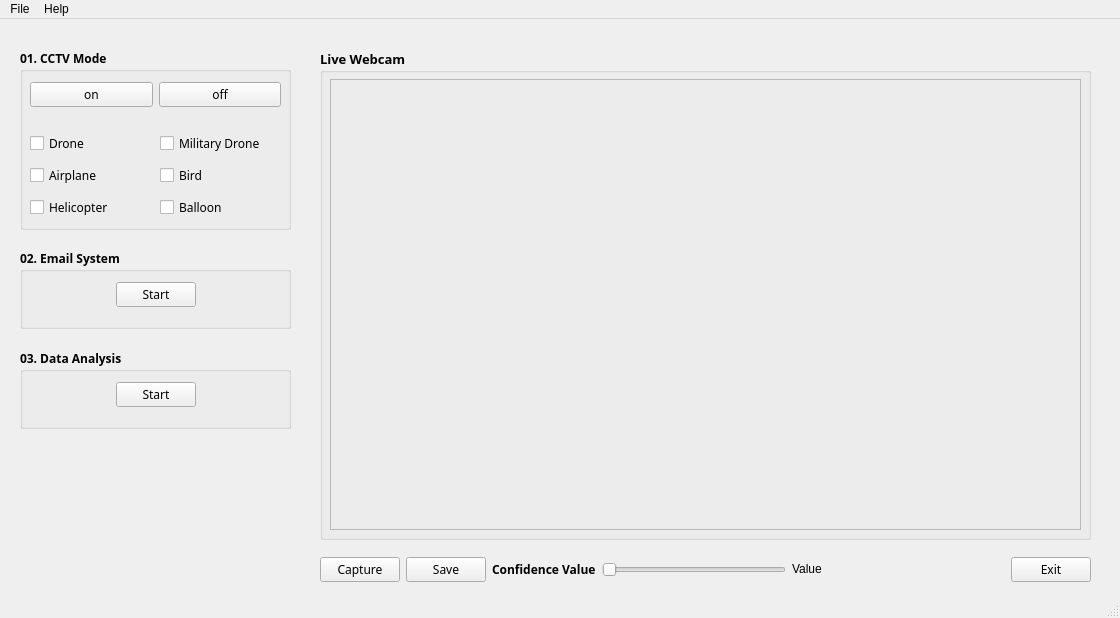
Above: 04. GUI/ex01.ui from yeoiksu/MS-AI-PROJECT before the change. Below: the same form after it.
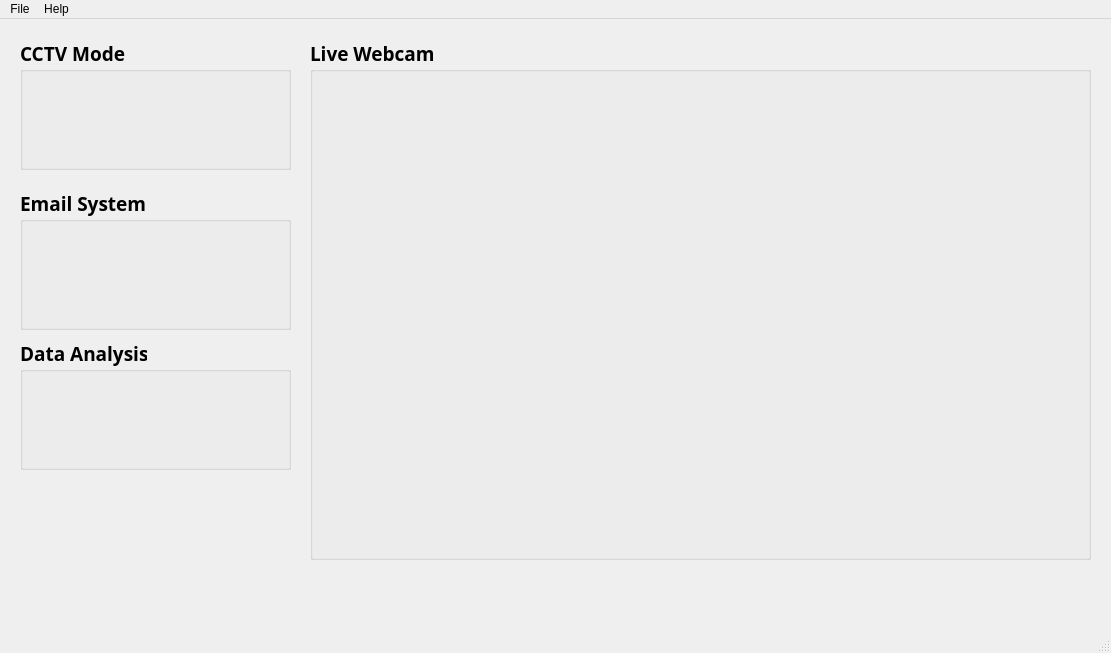
That is the form after the change. Icons and pictures are not drawn.

Commit message: 2023.03.13 - UI 변경

```diff
--- a/04. GUI/ex01.ui
+++ b/04. GUI/ex01.ui
@@ -6,8 +6,8 @@
    <rect>
     <x>0</x>
     <y>0</y>
-    <width>1120</width>
-    <height>618</height>
+    <width>1111</width>
+    <height>653</height>
    </rect>
   </property>
   <property name="windowTitle">
@@ -15,36 +15,220 @@
   </property>
   <widget class="QWidget" name="centralwidget">
    <widget class="QGroupBox" name="box_cctv">
+    <property name="enabled">
+     <bool>true</bool>
+    </property>
     <property name="geometry">
      <rect>
       <x>20</x>
-      <y>30</y>
+      <y>20</y>
       <width>271</width>
-      <height>181</height>
+      <height>131</height>
      </rect>
     </property>
+    <property name="palette">
+     <palette>
+      <active>
+       <colorrole role="Button">
+        <brush brushstyle="SolidPattern">
+         <color alpha="255">
+          <red>244</red>
+          <green>177</green>
+          <blue>131</blue>
+         </color>
+        </brush>
+       </colorrole>
+       <colorrole role="Midlight">
+        <brush brushstyle="SolidPattern">
+         <color alpha="255">
+          <red>244</red>
+          <green>177</green>
+          <blue>131</blue>
+         </color>
+        </brush>
+       </colorrole>
+       <colorrole role="Base">
+        <brush brushstyle="SolidPattern">
+         <color alpha="255">
+          <red>255</red>
+          <green>255</green>
+          <blue>255</blue>
+         </color>
+        </brush>
+       </colorrole>
+       <colorrole role="Window">
+        <brush brushstyle="SolidPattern">
+         <color alpha="255">
+          <red>244</red>
+          <green>177</green>
+          <blue>131</blue>
+         </color>
+        </brush>
+       </colorrole>
+      </active>
+      <inactive>
+       <colorrole role="Button">
+        <brush brushstyle="SolidPattern">
+         <color alpha="255">
+          <red>244</red>
+          <green>177</green>
+          <blue>131</blue>
+         </color>
+        </brush>
+       </colorrole>
+       <colorrole role="Midlight">
+        <brush brushstyle="SolidPattern">
+         <color alpha="255">
+          <red>244</red>
+          <green>177</green>
+          <blue>131</blue>
+         </color>
+        </brush>
+       </colorrole>
+       <colorrole role="Base">
+        <brush brushstyle="SolidPattern">
+         <color alpha="255">
+          <red>255</red>
+          <green>255</green>
+          <blue>255</blue>
+         </color>
+        </brush>
+       </colorrole>
+       <colorrole role="Window">
+        <brush brushstyle="SolidPattern">
+         <color alpha="255">
+          <red>244</red>
+          <green>177</green>
+          <blue>131</blue>
+         </color>
+        </brush>
+       </colorrole>
+      </inactive>
+      <disabled>
+       <colorrole role="Button">
+        <brush brushstyle="SolidPattern">
+         <color alpha="255">
+          <red>244</red>
+          <green>177</green>
+          <blue>131</blue>
+         </color>
+        </brush>
+       </colorrole>
+       <colorrole role="Midlight">
+        <brush brushstyle="SolidPattern">
+         <color alpha="255">
+          <red>244</red>
+          <green>177</green>
+          <blue>131</blue>
+         </color>
+        </brush>
+       </colorrole>
+       <colorrole role="Base">
+        <brush brushstyle="SolidPattern">
+         <color alpha="255">
+          <red>244</red>
+          <green>177</green>
+          <blue>131</blue>
+         </color>
+        </brush>
+       </colorrole>
+       <colorrole role="Window">
+        <brush brushstyle="SolidPattern">
+         <color alpha="255">
+          <red>244</red>
+          <green>177</green>
+          <blue>131</blue>
+         </color>
+        </brush>
+       </colorrole>
+      </disabled>
+     </palette>
+    </property>
     <property name="font">
      <font>
-      <family>Yu Gothic UI Semibold</family>
+      <family>한국기계연구원_Bold</family>
+      <pointsize>14</pointsize>
       <weight>75</weight>
       <bold>true</bold>
      </font>
     </property>
     <property name="title">
-     <string>01. CCTV Mode</string>
+     <string>CCTV Mode</string>
+    </property>
+    <property name="flat">
+     <bool>false</bool>
+    </property>
+    <property name="checkable">
+     <bool>false</bool>
     </property>
     <widget class="QWidget" name="horizontalLayoutWidget">
      <property name="geometry">
       <rect>
        <x>10</x>
-       <y>20</y>
+       <y>39</y>
        <width>251</width>
-       <height>51</height>
+       <height>81</height>
       </rect>
      </property>
      <layout class="QHBoxLayout" name="horizontalLayout_cctv">
+      <property name="spacing">
+       <number>0</number>
+      </property>
+      <property name="sizeConstraint">
+       <enum>QLayout::SetNoConstraint</enum>
+      </property>
+      <item>
+       <spacer name="horizontalSpacer_4">
+        <property name="orientation">
+         <enum>Qt::Horizontal</enum>
+        </property>
+        <property name="sizeHint" stdset="0">
+         <size>
+          <width>40</width>
+          <height>20</height>
+         </size>
+        </property>
+       </spacer>
+      </item>
       <item>
        <widget class="QPushButton" name="pushButton_cctv_on">
+        <property name="palette">
+         <palette>
+          <active>
+           <colorrole role="Button">
+            <brush brushstyle="SolidPattern">
+             <color alpha="255">
+              <red>255</red>
+              <green>255</green>
+              <blue>255</blue>
+             </color>
+            </brush>
+           </colorrole>
+          </active>
+          <inactive>
+           <colorrole role="Button">
+            <brush brushstyle="SolidPattern">
+             <color alpha="255">
+              <red>255</red>
+              <green>255</green>
+              <blue>255</blue>
+             </color>
+            </brush>
+           </colorrole>
+          </inactive>
+          <disabled>
+           <colorrole role="Button">
+            <brush brushstyle="SolidPattern">
+             <color alpha="255">
+              <red>255</red>
+              <green>255</green>
+              <blue>255</blue>
+             </color>
+            </brush>
+           </colorrole>
+          </disabled>
+         </palette>
+        </property>
         <property name="font">
          <font>
           <family>Yu Gothic UI Semilight</family>
@@ -57,7 +241,20 @@
          <bool>false</bool>
         </property>
         <property name="text">
-         <string>on</string>
+         <string/>
+        </property>
+        <property name="icon">
+         <iconset>
+          <normaloff>pics/on.png</normaloff>pics/on.png</iconset>
+        </property>
+        <property name="iconSize">
+         <size>
+          <width>70</width>
+          <height>70</height>
+         </size>
+        </property>
+        <property name="autoRepeatDelay">
+         <number>300</number>
         </property>
         <property name="autoDefault">
          <bool>false</bool>
@@ -65,10 +262,63 @@
         <property name="default">
          <bool>false</bool>
         </property>
+        <property name="flat">
+         <bool>true</bool>
+        </property>
        </widget>
       </item>
+      <item>
+       <spacer name="horizontalSpacer_3">
+        <property name="orientation">
+         <enum>Qt::Horizontal</enum>
+        </property>
+        <property name="sizeHint" stdset="0">
+         <size>
+          <width>40</width>
+          <height>20</height>
+         </size>
+        </property>
+       </spacer>
+      </item>
       <item>
        <widget class="QPushButton" name="pushButton_cctv_off">
+        <property name="palette">
+         <palette>
+          <active>
+           <colorrole role="Button">
+            <brush brushstyle="SolidPattern">
+             <color alpha="255">
+              <red>255</red>
+              <green>255</green>
+              <blue>255</blue>
+             </color>
+            </brush>
+           </colorrole>
+          </active>
+          <inactive>
+           <colorrole role="Button">
+            <brush brushstyle="SolidPattern">
+             <color alpha="255">
+              <red>255</red>
+              <green>255</green>
+              <blue>255</blue>
+             </color>
+            </brush>
+           </colorrole>
+          </inactive>
+          <disabled>
+           <colorrole role="Button">
+            <brush brushstyle="SolidPattern">
+             <color alpha="255">
+              <red>255</red>
+              <green>255</green>
+              <blue>255</blue>
+             </color>
+            </brush>
+           </colorrole>
+          </disabled>
+         </palette>
+        </property>
         <property name="font">
          <font>
           <family>Yu Gothic UI Semilight</family>
@@ -78,117 +328,35 @@
          </font>
         </property>
         <property name="text">
-         <string>off</string>
+         <string/>
         </property>
-       </widget>
-      </item>
-     </layout>
-    </widget>
-    <widget class="QWidget" name="verticalLayoutWidget">
-     <property name="geometry">
-      <rect>
-       <x>10</x>
-       <y>80</y>
-       <width>121</width>
-       <height>94</height>
-      </rect>
-     </property>
-     <layout class="QVBoxLayout" name="verticalLayout_drone">
-      <item>
-       <widget class="QCheckBox" name="checkBox_drone">
-        <property name="font">
-         <font>
-          <family>Yu Gothic UI Semilight</family>
-          <weight>50</weight>
-          <bold>false</bold>
-         </font>
+        <property name="icon">
+         <iconset>
+          <normaloff>pics/off.png</normaloff>pics/off.png</iconset>
         </property>
-        <property name="text">
-         <string>Drone</string>
+        <property name="iconSize">
+         <size>
+          <width>70</width>
+          <height>70</height>
+         </size>
         </property>
-       </widget>
-      </item>
-      <item>
-       <widget class="QCheckBox" name="checkBox_airplane">
-        <property name="font">
-         <font>
-          <family>Yu Gothic UI Semilight</family>
-          <weight>50</weight>
-          <bold>false</bold>
-         </font>
+        <property name="flat">
+         <bool>true</bool>
         </property>
-        <property name="text">
-         <string>Airplane</string>
-        </property>
        </widget>
       </item>
       <item>
-       <widget class="QCheckBox" name="checkBox_helicopter">
-        <property name="font">
-         <font>
-          <family>Yu Gothic UI Semilight</family>
-          <weight>50</weight>
-          <bold>false</bold>
-         </font>
+       <spacer name="horizontalSpacer_8">
+        <property name="orientation">
+         <enum>Qt::Horizontal</enum>
         </property>
-        <property name="text">
-         <string>Helicopter</string>
+        <property name="sizeHint" stdset="0">
+         <size>
+          <width>40</width>
+          <height>20</height>
+         </size>
         </property>
-       </widget>
-      </item>
-     </layout>
-    </widget>
-    <widget class="QWidget" name="verticalLayoutWidget_2">
-     <property name="geometry">
-      <rect>
-       <x>140</x>
-       <y>80</y>
-       <width>121</width>
-       <height>94</height>
-      </rect>
-     </property>
-     <layout class="QVBoxLayout" name="verticalLayout_military">
-      <item>
-       <widget class="QCheckBox" name="checkBox_military">
-        <property name="font">
-         <font>
-          <family>Yu Gothic UI Semilight</family>
-          <weight>50</weight>
-          <bold>false</bold>
-         </font>
-        </property>
-        <property name="text">
-         <string>Military Drone</string>
-        </property>
-       </widget>
-      </item>
-      <item>
-       <widget class="QCheckBox" name="checkBox_bird">
-        <property name="font">
-         <font>
-          <family>Yu Gothic UI Semilight</family>
-          <weight>50</weight>
-          <bold>false</bold>
-         </font>
-        </property>
-        <property name="text">
-         <string>Bird</string>
-        </property>
-       </widget>
-      </item>
-      <item>
-       <widget class="QCheckBox" name="checkBox_balloon">
-        <property name="font">
-         <font>
-          <family>Yu Gothic UI Semilight</family>
-          <weight>50</weight>
-          <bold>false</bold>
-         </font>
-        </property>
-        <property name="text">
-         <string>Balloon</string>
-        </property>
-       </widget>
+       </spacer>
       </item>
      </layout>
     </widget>
@@ -196,16 +364,16 @@
    <widget class="QGroupBox" name="box_webcam">
     <property name="geometry">
      <rect>
-      <x>320</x>
-      <y>30</y>
-      <width>771</width>
-      <height>491</height>
+      <x>310</x>
+      <y>20</y>
+      <width>781</width>
+      <height>521</height>
      </rect>
     </property>
     <property name="font">
      <font>
-      <family>Yu Gothic UI Semibold</family>
-      <pointsize>10</pointsize>
+      <family>한국기계연구원_Bold</family>
+      <pointsize>14</pointsize>
       <weight>75</weight>
       <bold>true</bold>
      </font>
@@ -213,49 +381,40 @@
     <property name="title">
      <string>Live Webcam</string>
     </property>
-    <widget class="QFrame" name="frame">
-     <property name="geometry">
-      <rect>
-       <x>10</x>
-       <y>30</y>
-       <width>751</width>
-       <height>451</height>
-      </rect>
-     </property>
-     <property name="frameShape">
-      <enum>QFrame::StyledPanel</enum>
-     </property>
-     <property name="frameShadow">
-      <enum>QFrame::Raised</enum>
-     </property>
-    </widget>
+    <property name="flat">
+     <bool>true</bool>
+    </property>
    </widget>
    <widget class="QGroupBox" name="box_email">
     <property name="geometry">
      <rect>
       <x>20</x>
-      <y>230</y>
+      <y>170</y>
       <width>271</width>
-      <height>80</height>
+      <height>141</height>
      </rect>
     </property>
     <property name="font">
      <font>
-      <family>Yu Gothic UI Semibold</family>
+      <family>한국기계연구원_Bold</family>
+      <pointsize>14</pointsize>
       <weight>75</weight>
       <bold>true</bold>
      </font>
     </property>
+    <property name="autoFillBackground">
+     <bool>false</bool>
+    </property>
     <property name="title">
-     <string>02. Email System</string>
+     <string>Email System</string>
     </property>
     <widget class="QWidget" name="horizontalLayoutWidget_3">
      <property name="geometry">
       <rect>
        <x>10</x>
-       <y>20</y>
+       <y>30</y>
        <width>251</width>
-       <height>51</height>
+       <height>90</height>
       </rect>
      </property>
      <layout class="QHBoxLayout" name="horizontalLayout_email">
@@ -283,7 +442,20 @@
          </font>
         </property>
         <property name="text">
-         <string>Start</string>
+         <string/>
+        </property>
+        <property name="icon">
+         <iconset>
+          <normaloff>pics/mail_start_1.png</normaloff>pics/mail_start_1.png</iconset>
+        </property>
+        <property name="iconSize">
+         <size>
+          <width>120</width>
+          <height>60</height>
+         </size>
+        </property>
+        <property name="flat">
+         <bool>true</bool>
         </property>
        </widget>
       </item>
@@ -307,28 +479,32 @@
     <property name="geometry">
      <rect>
       <x>20</x>
-      <y>330</y>
+      <y>320</y>
       <width>271</width>
-      <height>80</height>
+      <height>131</height>
      </rect>
     </property>
     <property name="font">
      <font>
-      <family>Yu Gothic UI Semibold</family>
+      <family>한국기계연구원_Bold</family>
+      <pointsize>14</pointsize>
       <weight>75</weight>
       <bold>true</bold>
      </font>
     </property>
     <property name="title">
-     <string>03. Data Analysis</string>
+     <string>Data Analysis</string>
+    </property>
+    <property name="checkable">
+     <bool>false</bool>
     </property>
     <widget class="QWidget" name="horizontalLayoutWidget_5">
      <property name="geometry">
       <rect>
        <x>10</x>
-       <y>20</y>
+       <y>30</y>
        <width>251</width>
-       <height>51</height>
+       <height>90</height>
       </rect>
      </property>
      <layout class="QHBoxLayout" name="horizontalLayout_data">
@@ -347,6 +523,9 @@
       </item>
       <item>
        <widget class="QPushButton" name="pushButton_data">
+        <property name="enabled">
+         <bool>true</bool>
+        </property>
         <property name="font">
          <font>
           <family>Yu Gothic UI Semilight</family>
@@ -356,7 +535,29 @@
          </font>
         </property>
         <property name="text">
-         <string>Start</string>
+         <string/>
+        </property>
+        <property name="icon">
+         <iconset>
+          <normaloff>pics/powerbi.png</normaloff>pics/powerbi.png</iconset>
+        </property>
+        <property name="iconSize">
+         <size>
+          <width>120</width>
+          <height>80</height>
+         </size>
+        </property>
+        <property name="checkable">
+         <bool>false</bool>
+        </property>
+        <property name="autoRepeat">
+         <bool>false</bool>
+        </property>
+        <property name="autoDefault">
+         <bool>false</bool>
+        </property>
+        <property name="flat">
+         <bool>true</bool>
         </property>
        </widget>
       </item>
@@ -379,10 +580,10 @@
    <widget class="QWidget" name="horizontalLayoutWidget_2">
     <property name="geometry">
      <rect>
-      <x>320</x>
-      <y>530</y>
-      <width>771</width>
-      <height>41</height>
+      <x>310</x>
+      <y>540</y>
+      <width>781</width>
+      <height>60</height>
      </rect>
     </property>
     <layout class="QHBoxLayout" name="horizontalLayout">
@@ -396,11 +597,20 @@
         </font>
        </property>
        <property name="text">
-        <string>Capture</string>
+        <string/>
        </property>
        <property name="icon">
         <iconset>
-         <normaloff>pics/capture.png</normaloff>pics/capture.png</iconset>
+         <normaloff>pics/capture_1.png</normaloff>pics/capture_1.png</iconset>
+       </property>
+       <property name="iconSize">
+        <size>
+         <width>120</width>
+         <height>50</height>
+        </size>
+       </property>
+       <property name="flat">
+        <bool>true</bool>
        </property>
       </widget>
      </item>
@@ -414,44 +624,20 @@
         </font>
        </property>
        <property name="text">
-        <string>Save</string>
+        <string/>
        </property>
        <property name="icon">
         <iconset>
          <normaloff>pics/save.png</normaloff>pics/save.png</iconset>
        </property>
-      </widget>
-     </item>
-     <item>
-      <widget class="QLabel" name="label">
-       <property name="font">
-        <font>
-         <family>Yu Gothic UI Semibold</family>
-         <weight>75</weight>
-         <bold>true</bold>
-        </font>
+       <property name="iconSize">
+        <size>
+         <width>120</width>
+         <height>50</height>
+        </size>
        </property>
-       <property name="text">
-        <string>Confidence Value</string>
-       </property>
-      </widget>
-     </item>
-     <item>
-      <widget class="QSlider" name="horizontalSlider">
-       <property name="orientation">
-        <enum>Qt::Horizontal</enum>
-       </property>
-      </widget>
-     </item>
-     <item>
-      <widget class="QLabel" name="label_thres_value">
-       <property name="font">
-        <font>
-         <family>Yu Gothic UI</family>
-        </font>
-       </property>
-       <property name="text">
-        <string>&lt;html&gt;&lt;head/&gt;&lt;body&gt;&lt;p&gt;Value&lt;/p&gt;&lt;/body&gt;&lt;/html&gt;</string>
+       <property name="flat">
+        <bool>true</bool>
        </property>
       </widget>
      </item>
@@ -478,11 +664,20 @@
         </font>
        </property>
        <property name="text">
-        <string>Exit</string>
+        <string/>
        </property>
        <property name="icon">
         <iconset>
-         <normaloff>pics/exit.png</normaloff>pics/exit.png</iconset>
+         <normaloff>pics/exit_1.png</normaloff>pics/exit_1.png</iconset>
+       </property>
+       <property name="iconSize">
+        <size>
+         <width>120</width>
+         <height>50</height>
+        </size>
+       </property>
+       <property name="flat">
+        <bool>true</bool>
        </property>
       </widget>
      </item>
@@ -495,8 +690,8 @@
     <rect>
      <x>0</x>
      <y>0</y>
-     <width>1120</width>
-     <height>26</height>
+     <width>1111</width>
+     <height>21</height>
     </rect>
    </property>
    <widget class="QMenu" name="menuFile">
```
Left out of the diff: 43 changed lines with no effect on the pictures. The commit also changes 1 other file.
